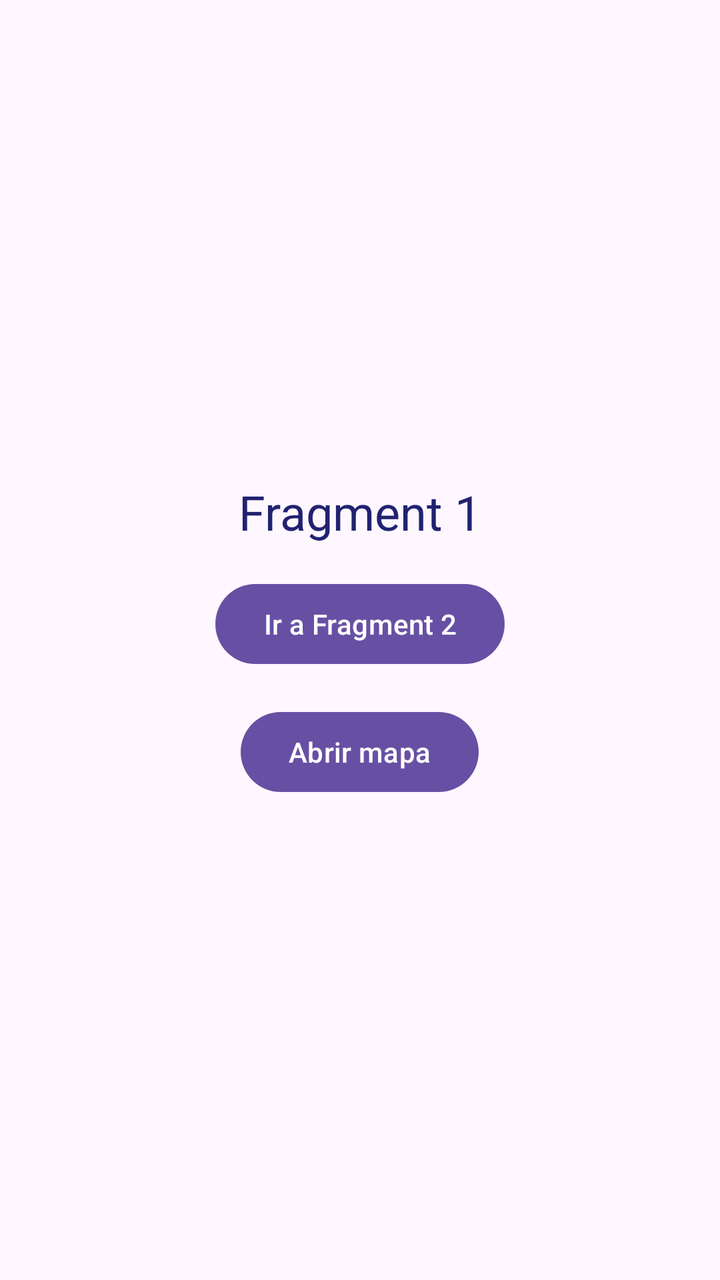
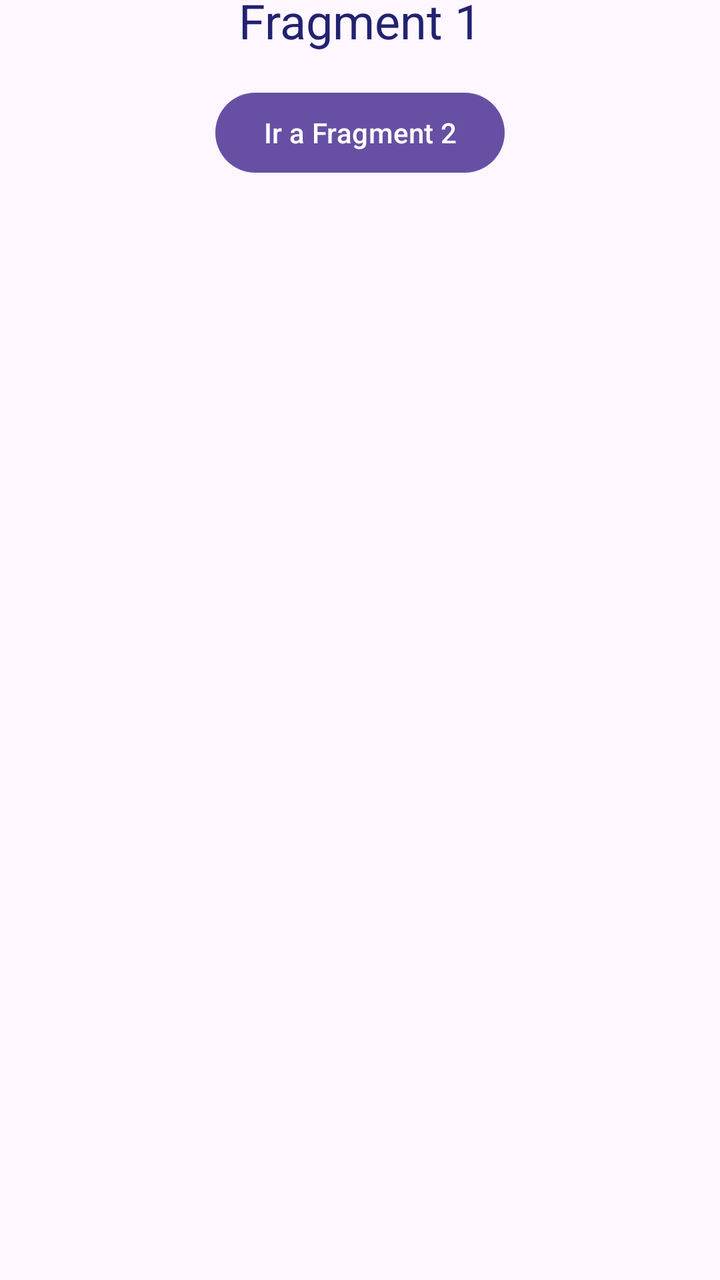

Two renders of the same Android screen: before a commit and after it. Below are the layout's source before the change and the commit's diff.
<!-- AndroidManifest.xml: application theme Theme.FirstApp -->
<!-- res/layout/fragment_1.xml -->
<?xml version="1.0" encoding="utf-8"?>
<FrameLayout xmlns:android="http://schemas.android.com/apk/res/android"
    xmlns:tools="http://schemas.android.com/tools"
    android:layout_width="match_parent"
    android:layout_height="match_parent"
    tools:context=".Fragment1">

    <LinearLayout
        android:layout_width="match_parent"
        android:layout_height="wrap_content"
        android:layout_gravity="center"
        android:gravity="center"
        android:orientation="vertical">

        <TextView
            android:id="@+id/tv_fragment1"
            android:layout_width="wrap_content"
            android:layout_height="wrap_content"
            android:text="Fragment 1"
            android:textSize="24sp" />

        <com.google.android.material.button.MaterialButton
            android:id="@+id/btn_go_to_fragment2"
            android:layout_width="wrap_content"
            android:layout_height="wrap_content"
            android:layout_marginTop="16dp"
            android:text="Ir a Fragment 2" />

        <com.google.android.material.button.MaterialButton
            android:id="@+id/btn_open_map"
            android:layout_width="wrap_content"
            android:layout_height="wrap_content"
            android:layout_marginTop="16dp"
            android:text="Abrir mapa" />

    </LinearLayout>

</FrameLayout>
<!-- resources referenced by this layout -->
<resources>
  <style name="Theme.FirstApp" parent="Base.Theme.FirstApp" />
  <style name="Base.Theme.FirstApp" parent="Theme.Material3.DayNight.NoActionBar">
          
          
          <item name="android:textColor">@color/btn_color</item>
      </style>
  <color name="btn_color">#222271</color>
</resources>

<!-- the commit's change to res/layout/fragment_1.xml (unified diff, before → after) -->
@@ -1,16 +1,23 @@
 <?xml version="1.0" encoding="utf-8"?>
 <FrameLayout xmlns:android="http://schemas.android.com/apk/res/android"
+    xmlns:app="http://schemas.android.com/apk/res-auto"
     xmlns:tools="http://schemas.android.com/tools"
     android:layout_width="match_parent"
     android:layout_height="match_parent"
-    tools:context=".Fragment1">
+    tools:context=".ui.activity.Fragment1">
+<LinearLayout
+    android:layout_width="match_parent"
+    android:layout_height="match_parent"
+    android:orientation="vertical">
 
     <LinearLayout
         android:layout_width="match_parent"
-        android:layout_height="wrap_content"
+        android:layout_height="100dp"
         android:layout_gravity="center"
+
         android:gravity="center"
-        android:orientation="vertical">
+        android:orientation="vertical"
+        app:layout_constraintTop_toTopOf="parent">
 
         <TextView
             android:id="@+id/tv_fragment1"
@@ -34,5 +41,10 @@
             android:text="Abrir mapa" />
 
     </LinearLayout>
-
+    <androidx.recyclerview.widget.RecyclerView
+        android:id="@+id/my_recycler_view"
+        android:clipToPadding="false"
+        android:layout_width="match_parent"
+        android:layout_height="match_parent" />
+</LinearLayout>
 </FrameLayout>
